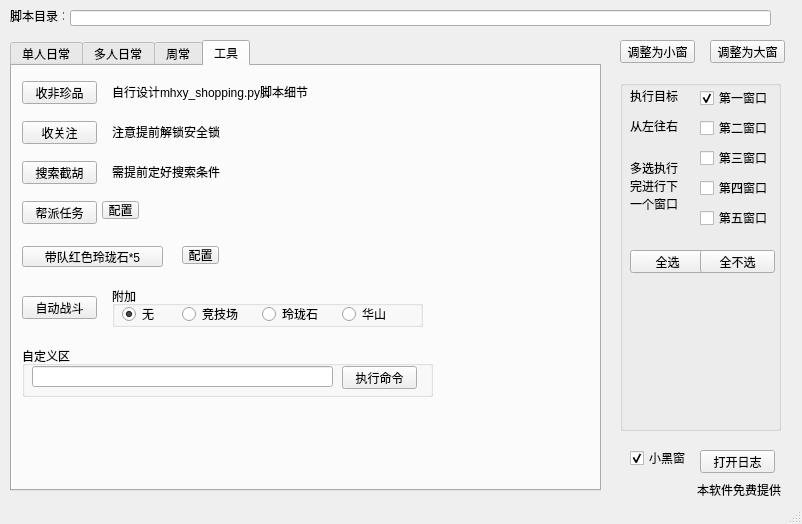
Above: ui/win/script.ui from misakamikodo/mhxy_script before the change. Below: the same form after it.
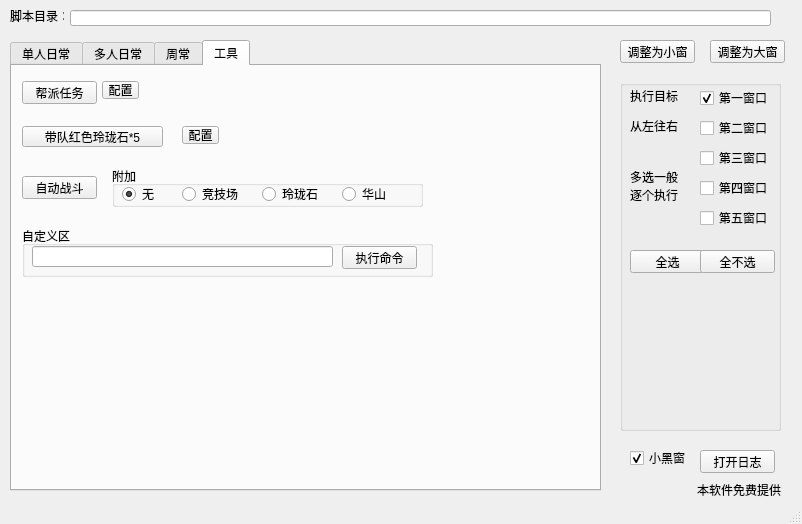
That is the form after the change. The open tabs and pages were chosen to show the change.

```diff
--- a/ui/win/script.ui
+++ b/ui/win/script.ui
@@ -714,76 +714,11 @@
      <attribute name="title">
       <string>工具</string>
      </attribute>
-     <widget class="QPushButton" name="shopping2_btn">
-      <property name="geometry">
-       <rect>
-        <x>10</x>
-        <y>55</y>
-        <width>75</width>
-        <height>23</height>
-       </rect>
-      </property>
-      <property name="text">
-       <string>收关注</string>
-      </property>
-     </widget>
-     <widget class="QPushButton" name="shopping1_btn">
+     <widget class="QPushButton" name="bangpai_btn">
       <property name="geometry">
        <rect>
         <x>10</x>
         <y>15</y>
-        <width>75</width>
-        <height>23</height>
-       </rect>
-      </property>
-      <property name="text">
-       <string>收非珍品</string>
-      </property>
-     </widget>
-     <widget class="QPushButton" name="shopping3_btn">
-      <property name="geometry">
-       <rect>
-        <x>10</x>
-        <y>95</y>
-        <width>75</width>
-        <height>23</height>
-       </rect>
-      </property>
-      <property name="text">
-       <string>搜索截胡</string>
-      </property>
-     </widget>
-     <widget class="QLabel" name="shopping2_txt">
-      <property name="geometry">
-       <rect>
-        <x>100</x>
-        <y>55</y>
-        <width>111</width>
-        <height>21</height>
-       </rect>
-      </property>
-      <property name="text">
-       <string>注意提前解锁安全锁</string>
-      </property>
-     </widget>
-     <widget class="QLabel" name="shopping3_txt">
-      <property name="geometry">
-       <rect>
-        <x>100</x>
-        <y>90</y>
-        <width>121</width>
-        <height>31</height>
-       </rect>
-      </property>
-      <property name="text">
-       <string>需提前定好搜索条件</string>
-      </property>
-     </widget>
-     <widget class="QPushButton" name="bangpai2_btn">
-      <property name="geometry">
-       <rect>
-        <x>10</x>
-        <y>135</y>
         <width>75</width>
         <height>23</height>
        </rect>
@@ -792,24 +727,11 @@
        <string>帮派任务</string>
       </property>
      </widget>
-     <widget class="QLabel" name="shopping1_txt">
-      <property name="geometry">
-       <rect>
-        <x>100</x>
-        <y>5</y>
-        <width>361</width>
-        <height>41</height>
-       </rect>
-      </property>
-      <property name="text">
-       <string>自行设计mhxy_shopping.py脚本细节</string>
-      </property>
-     </widget>
-     <widget class="QToolButton" name="bangpai2_cfg_btn">
+     <widget class="QToolButton" name="bangpai_cfg_btn">
       <property name="geometry">
        <rect>
         <x>90</x>
-        <y>135</y>
+        <y>15</y>
         <width>37</width>
         <height>18</height>
        </rect>
@@ -822,7 +744,7 @@
       <property name="geometry">
        <rect>
         <x>10</x>
-        <y>230</y>
+        <y>110</y>
         <width>75</width>
         <height>23</height>
        </rect>
@@ -835,7 +757,7 @@
       <property name="geometry">
        <rect>
         <x>100</x>
-        <y>220</y>
+        <y>100</y>
         <width>311</width>
         <height>41</height>
        </rect>
@@ -903,7 +825,7 @@
       <property name="geometry">
        <rect>
         <x>10</x>
-        <y>280</y>
+        <y>160</y>
         <width>411</width>
         <height>51</height>
        </rect>
@@ -942,7 +864,7 @@
       <property name="geometry">
        <rect>
         <x>10</x>
-        <y>180</y>
+        <y>60</y>
         <width>141</width>
         <height>21</height>
        </rect>
@@ -955,7 +877,7 @@
       <property name="geometry">
        <rect>
         <x>170</x>
-        <y>180</y>
+        <y>60</y>
         <width>37</width>
         <height>18</height>
        </rect>
@@ -1134,9 +1056,8 @@
       </rect>
      </property>
      <property name="text">
-      <string>多选执行
-完进行下
-一个窗口</string>
+      <string>多选一般
+逐个执行</string>
      </property>
     </widget>
    </widget>
```
Left out of the diff: 19 changed lines with no effect on the pictures.
